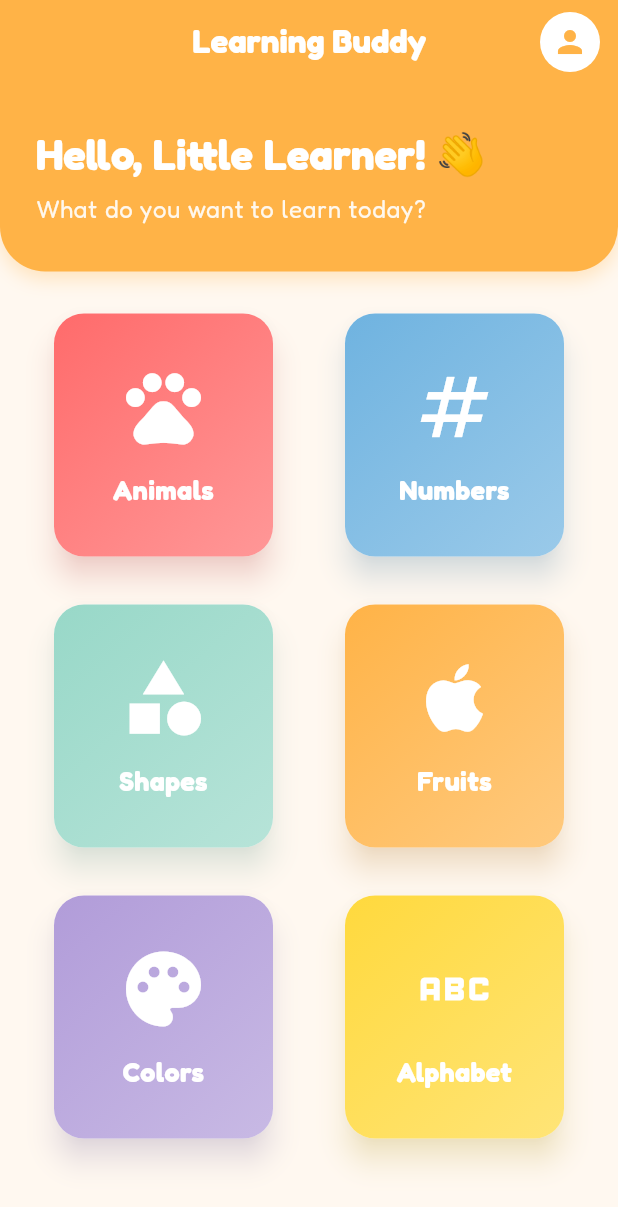
After one commit to preettrank53/MAD-kids-learning-from-flashcard, a Flutter app: the DashboardScreen screen opened directly, on a phone screen of 412 x 824 dp. The commit adds this screen. Shown: the top 1207 px of the screen. Run offline on Flutter 3.47's test engine with Material 3 defaults, Android fonts, the phone set to English and light mode, and no system bars; our stand-ins replace google_fonts.

Commit message:
Add Dashboard screen with category grid and navigation - Phase 4 complete

```diff
--- /dev/null
+++ b/lib/screens/dashboard_screen.dart
@@ -0,0 +1,205 @@
+import 'package:flutter/material.dart';
+
+/// Dashboard Screen - Main Hub for Kids Learning
+///
+/// This screen serves as the central navigation hub where kids can
+/// choose different learning categories (flashcards).
+class DashboardScreen extends StatelessWidget {
+  const DashboardScreen({super.key});
+
+  // Mock data for learning categories
+  final List<Map<String, dynamic>> _categories = const [
+    {
+      'name': 'Animals',
+      'icon': Icons.pets,
+      'color': Color(0xFFFF6B6B), // Soft Red
+    },
+    {
+      'name': 'Numbers',
+      'icon': Icons.numbers,
+      'color': Color(0xFF6FB3E0), // Soft Blue
+    },
+    {
+      'name': 'Shapes',
+      'icon': Icons.category,
+      'color': Color(0xFF98D8C8), // Mint Green
+    },
+    {
+      'name': 'Fruits',
+      'icon': Icons.apple,
+      'color': Color(0xFFFFB347), // Pastel Orange
+    },
+    {
+      'name': 'Colors',
+      'icon': Icons.palette,
+      'color': Color(0xFFB19CD9), // Soft Purple
+    },
+    {
+      'name': 'Alphabet',
+      'icon': Icons.abc,
+      'color': Color(0xFFFFD93D), // Bright Yellow
+    },
+  ];
+
+  @override
+  Widget build(BuildContext context) {
+    return Scaffold(
+      // ====================================================================
+      // APP BAR - No back button, profile icon on right
+      // ====================================================================
+      appBar: AppBar(
+        title: const Text('Learning Buddy'),
+        automaticallyImplyLeading: false, // Remove back arrow
+        actions: [
+          // Profile icon on the right
+          Padding(
+            padding: const EdgeInsets.only(right: 12.0),
+            child: CircleAvatar(
+              backgroundColor: Colors.white,
+              child: Icon(
+                Icons.person,
+                color: Theme.of(context).colorScheme.primary,
+              ),
+            ),
+          ),
+        ],
+      ),
+
+      // ====================================================================
+      // BODY - Welcome header + Grid of categories
+      // ====================================================================
+      body: Column(
+        children: [
+          // ================================================================
+          // WELCOME HEADER - Rounded bottom corners
+          // ================================================================
+          Container(
+            width: double.infinity,
+            decoration: BoxDecoration(
+              color: Theme.of(context).colorScheme.primary,
+              borderRadius: const BorderRadius.only(
+                bottomLeft: Radius.circular(30),
+                bottomRight: Radius.circular(30),
+              ),
+              boxShadow: [
+                BoxShadow(
+                  color: Theme.of(context).colorScheme.primary.withOpacity(0.3),
+                  blurRadius: 10,
+                  offset: const Offset(0, 5),
+                ),
+              ],
+            ),
+            padding: const EdgeInsets.symmetric(horizontal: 24, vertical: 30),
+            child: Column(
+              crossAxisAlignment: CrossAxisAlignment.start,
+              children: [
+                Text(
+                  'Hello, Little Learner! 👋',
+                  style: Theme.of(context).textTheme.displayMedium?.copyWith(
+                        color: Colors.white,
+                        fontWeight: FontWeight.bold,
+                      ),
+                ),
+                const SizedBox(height: 8),
+                Text(
+                  'What do you want to learn today?',
+                  style: Theme.of(context).textTheme.bodyLarge?.copyWith(
+                        color: Colors.white.withOpacity(0.9),
+                      ),
+                ),
+              ],
+            ),
+          ),
+
+          // ================================================================
+          // GRID VIEW - Learning Categories
+          // ================================================================
+          Expanded(
+            child: GridView.count(
+              crossAxisCount: 2, // 2 columns
+              crossAxisSpacing: 16.0,
+              mainAxisSpacing: 16.0,
+              padding: const EdgeInsets.all(20.0),
+              children: _categories
+                  .map((category) => _buildCategoryCard(
+                        context,
+                        name: category['name'],
+                        icon: category['icon'],
+                        color: category['color'],
+                      ))
+                  .toList(),
+            ),
+          ),
+        ],
+      ),
+    );
+  }
+
+  /// Helper widget to build individual category cards
+  ///
+  /// Creates a colorful, elevated card with an icon and category name.
+  /// Designed to be attractive and easy to tap for kids.
+  Widget _buildCategoryCard(
+    BuildContext context, {
+    required String name,
+    required IconData icon,
+    required Color color,
+  }) {
+    return Card(
+      elevation: 8, // High elevation for prominent shadow
+      shadowColor: color.withOpacity(0.4),
+      shape: RoundedRectangleBorder(
+        borderRadius: BorderRadius.circular(20), // Rounded corners
+      ),
+      child: InkWell(
+        onTap: () {
+          // TODO: Navigate to flashcard screen for this category
+          ScaffoldMessenger.of(context).showSnackBar(
+            SnackBar(
+              content: Text('Opening $name flashcards...'),
+              duration: const Duration(seconds: 1),
+            ),
+          );
+        },
+        borderRadius: BorderRadius.circular(20),
+        child: Container(
+          decoration: BoxDecoration(
+            gradient: LinearGradient(
+              colors: [
+                color,
+                color.withOpacity(0.7),
+              ],
+              begin: Alignment.topLeft,
+              end: Alignment.bottomRight,
+            ),
+            borderRadius: BorderRadius.circular(20),
+          ),
+          child: Column(
+            mainAxisAlignment: MainAxisAlignment.center,
+            children: [
+              // Category Icon
+              Icon(
+                icon,
+                size: 60,
+                color: Colors.white,
+              ),
+
+              const SizedBox(height: 12),
+
+              // Category Name
+              Text(
+                name,
+                style: const TextStyle(
+                  fontSize: 18,
+                  fontWeight: FontWeight.bold,
+                  color: Colors.white,
+                ),
+                textAlign: TextAlign.center,
+              ),
+            ],
+          ),
+        ),
+      ),
+    );
+  }
+}
--- a/lib/screens/login_screen.dart
+++ b/lib/screens/login_screen.dart
@@ -1,5 +1,6 @@
 import 'package:flutter/material.dart';
 import '../widgets/custom_widgets.dart';
+import 'dashboard_screen.dart';
 
 /// Login Screen - User Authentication
 ///
@@ -42,8 +43,11 @@ class _LoginScreenState extends State<LoginScreen> {
         ),
       );
 
-      // TODO: Add actual authentication logic here
-      // Navigate to home screen after successful login
+      // Navigate to dashboard (replace login screen so user can't go back)
+      Navigator.pushReplacement(
+        context,
+        MaterialPageRoute(builder: (context) => const DashboardScreen()),
+      );
     }
   }
 
```
